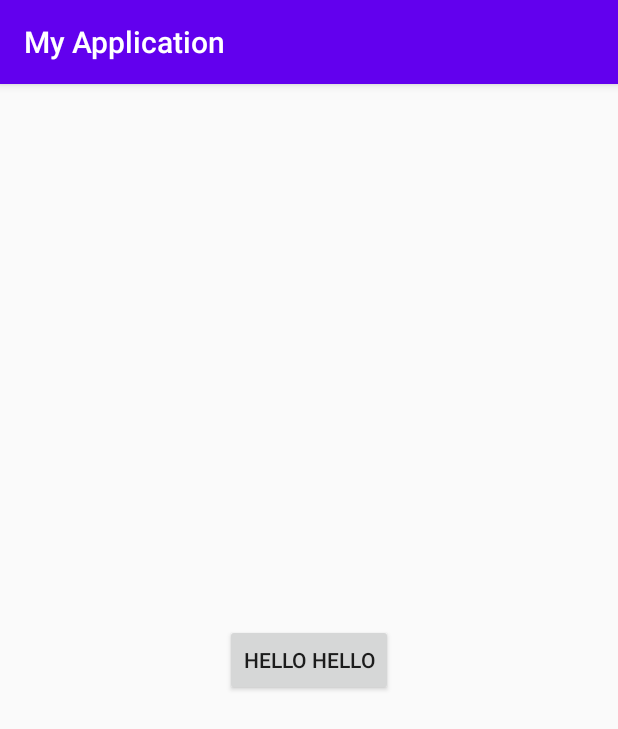
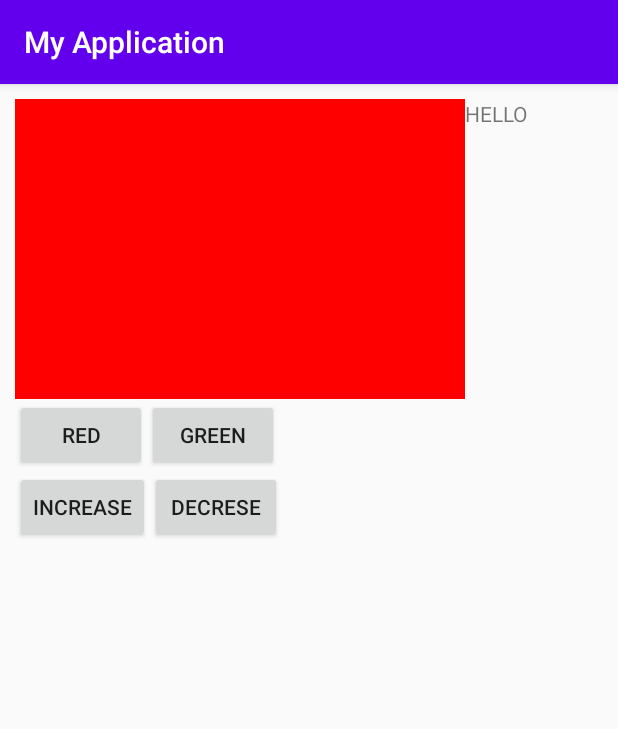
Before and after one commit to nikhil-alr/RangeSeekbar, an Android app: the screen it shows after launch (MainActivity), on a phone screen of 412 x 824 dp. Shown: the top 729 px of the screen. Run offline under Robolectric (Android 15) with nearby library versions, the phone set to English and light mode, and no system bars.

Commit message:
Custome rect build with color and size update

```diff
--- a/MyApplication/app/src/main/AndroidManifest.xml
+++ b/MyApplication/app/src/main/AndroidManifest.xml
@@ -12,7 +12,6 @@
         <activity android:name=".MainActivity">
             <intent-filter>
                 <action android:name="android.intent.action.MAIN" />
-
                 <category android:name="android.intent.category.LAUNCHER" />
             </intent-filter>
         </activity>
--- a/MyApplication/app/src/main/java/com/example/myapplication/MainActivity.kt
+++ b/MyApplication/app/src/main/java/com/example/myapplication/MainActivity.kt
@@ -1,12 +1,38 @@
 package com.example.myapplication
 
+import android.graphics.Color
 import androidx.appcompat.app.AppCompatActivity
 import android.os.Bundle
+import android.widget.Button
 
 class MainActivity : AppCompatActivity() {
 
     override fun onCreate(savedInstanceState: Bundle?) {
         super.onCreate(savedInstanceState)
         setContentView(R.layout.activity_main)
+
+        var redButton = findViewById<Button>(R.id.redButton)
+        var greenButton = findViewById<Button>(R.id.greenButton)
+
+        var increase = findViewById<Button>(R.id.increase)
+        var decrease = findViewById<Button>(R.id.decrease)
+
+
+        var rangeSeekBar = findViewById<RangeSeekBar>(R.id.rangeSeekBar)
+        redButton.setOnClickListener {
+            rangeSeekBar.updateColor(Color.RED)
+        }
+        greenButton.setOnClickListener {
+            rangeSeekBar.updateColor(Color.GREEN)
+        }
+
+        increase.setOnClickListener {
+            rangeSeekBar.updateSize(0f,0f,0f,0f)
+        }
+
+        decrease.setOnClickListener {
+            rangeSeekBar.updateSize(50f,50f,50f,50f)
+        }
+
     }
 }
--- /dev/null
+++ b/MyApplication/app/src/main/java/com/example/myapplication/RangeSeekBar.kt
@@ -0,0 +1,79 @@
+package com.example.myapplication
+
+import android.content.Context
+import android.graphics.Canvas
+import android.graphics.Color
+import android.graphics.Paint
+import android.graphics.Paint.ANTI_ALIAS_FLAG
+import android.util.AttributeSet
+import android.util.Log
+import android.view.View
+
+class RangeSeekBar(context: Context?, attrs: AttributeSet?) : View(context, attrs) {
+
+    var mShowText = false
+    var textPos = 0;
+    var xx = 0f
+    var yy = 0f
+    var w = 0f
+    var h = 0f
+
+    var rectBodyColor = Color.RED
+
+    init {
+        context?.theme?.obtainStyledAttributes(
+            attrs,
+            R.styleable.RangeSeekBar,
+            0, 0)?.apply {
+
+            try {
+                mShowText = getBoolean(R.styleable.RangeSeekBar_showText, false)
+                textPos = getInteger(R.styleable.RangeSeekBar_labelPosition, 0)
+            } finally {
+                recycle()
+            }
+         }
+
+        Log.v("SHOW_TEXT",""+mShowText);
+        Log.v("SHOW_TEXT",""+textPos);
+    }
+
+     fun updateColor(color: Int)
+    {
+        rectBodyColor = color;
+       invalidate()
+       requestLayout()
+    }
+
+
+    fun updateSize(x: Float,y:Float,w:Float,h:Float)
+    {
+
+        this.xx = x
+        this.yy = y
+        this.w = w
+        this.h = h
+        invalidate()
+        requestLayout()
+    }
+
+    override fun onDraw(canvas: Canvas) {
+        super.onDraw(canvas)
+
+
+        Log.v("SHOW_TEXT","drawing");
+
+
+         val reactPaint = Paint(Paint.ANTI_ALIAS_FLAG).apply {
+            style = Paint.Style.FILL
+             color = rectBodyColor
+
+        }
+
+        canvas.apply {
+            drawRect(xx, yy, getWidth().toFloat()-w, getHeight().toFloat()-h, reactPaint );
+
+        }
+    }
+
+}
--- a/MyApplication/app/src/main/res/layout/activity_main.xml
+++ b/MyApplication/app/src/main/res/layout/activity_main.xml
@@ -1,19 +1,72 @@
 <?xml version="1.0" encoding="utf-8"?>
-<androidx.constraintlayout.widget.ConstraintLayout xmlns:android="http://schemas.android.com/apk/res/android"
+<LinearLayout xmlns:android="http://schemas.android.com/apk/res/android"
     xmlns:app="http://schemas.android.com/apk/res-auto"
     xmlns:tools="http://schemas.android.com/tools"
     android:layout_width="match_parent"
     android:layout_height="match_parent"
+    xmlns:RangeSeekBar="http://schemas.android.com/apk/res-auto"
+    android:orientation="vertical"
+    android:padding="10dp"
     tools:context=".MainActivity">
 
-    <Button
+
+    <LinearLayout
         android:layout_width="wrap_content"
         android:layout_height="wrap_content"
-        android:text="Hello HELLO"
-        app:layout_constraintBottom_toBottomOf="parent"
-        app:layout_constraintLeft_toLeftOf="parent"
-        app:layout_constraintRight_toRightOf="parent"
-        app:layout_constraintTop_toTopOf="parent" />
+        android:orientation="horizontal">
+    <com.example.myapplication.RangeSeekBar
+        android:id="@+id/rangeSeekBar"
+        RangeSeekBar:showText="false"
+        RangeSeekBar:labelPosition="left"
+        android:layout_height="200dp"
+        android:layout_width="300dp"
+        tools:ignore="MissingConstraints" />
+        <TextView
+            android:layout_width="wrap_content"
+            android:layout_height="wrap_content"
+            android:text="HELLO"></TextView>
+    </LinearLayout>
+    <LinearLayout
+        android:layout_width="match_parent"
+        android:layout_height="wrap_content"
+        android:orientation="horizontal">
+
+        <Button
+            android:layout_width="wrap_content"
+            android:layout_height="wrap_content"
+            android:text="RED"
+            android:id="@+id/redButton">
+        </Button>
+
+        <Button
+            android:layout_width="wrap_content"
+            android:layout_height="wrap_content"
+            android:text="Green"
+            android:id="@+id/greenButton">
+        </Button>
+
+    </LinearLayout>
+    <LinearLayout
+        android:layout_width="match_parent"
+        android:layout_height="wrap_content"
+        android:orientation="horizontal">
+
+        <Button
+            android:id="@+id/increase"
+            android:layout_width="wrap_content"
+            android:layout_height="wrap_content"
+            android:text="Increase">
+        </Button>
+
+        <Button
+            android:id="@+id/decrease"
+            android:layout_width="wrap_content"
+            android:layout_height="wrap_content"
+            android:text="Decrese">
+        </Button>
+
+    </LinearLayout>
 
 
-</androidx.constraintlayout.widget.ConstraintLayout>
+
+</LinearLayout>
--- /dev/null
+++ b/MyApplication/app/src/main/res/values/attr.xml
@@ -0,0 +1,9 @@
+<resources>
+    <declare-styleable name="RangeSeekBar">
+        <attr name="showText" format="boolean" />
+        <attr name="labelPosition" format="enum">
+            <enum name="left" value="0"/>
+            <enum name="right" value="1"/>
+        </attr>
+    </declare-styleable>
+</resources>
```
Also changed, not shown: MyApplication/app/src/main/res/values/styles.xml (line endings or trailing spaces).
